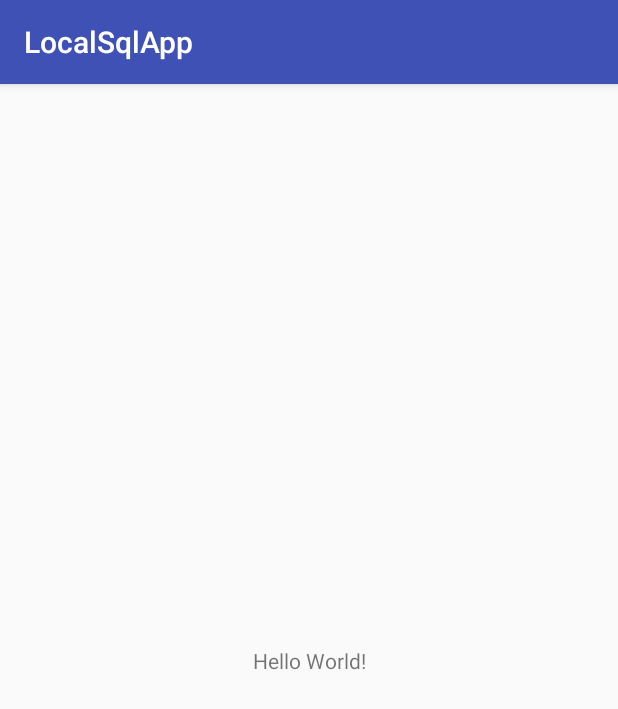
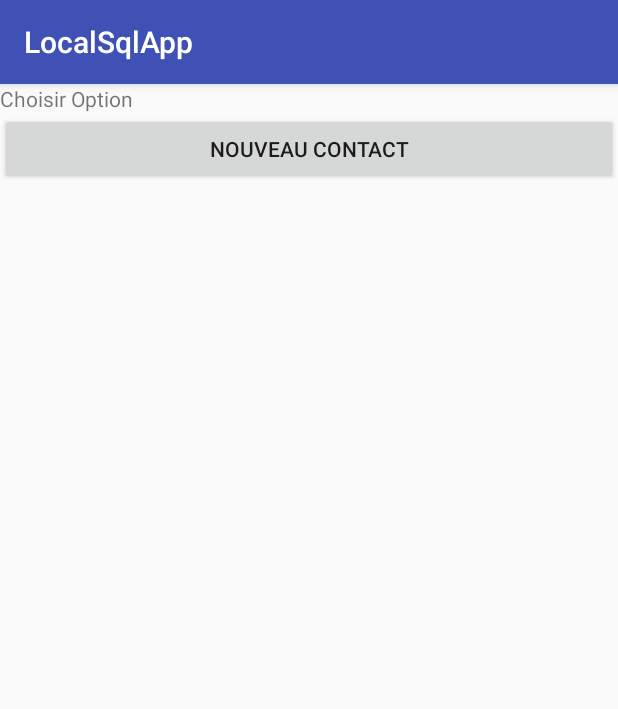
Before and after one commit to JeanMiduNord/android-local-sql, an Android app: the screen it shows after launch (MainActivity), on a phone screen of 412 x 824 dp. Shown: the top 709 px of the screen. Run offline under Robolectric (Android 15) with nearby library versions, the phone set to English and light mode, and no system bars.

Commit message:
Ajout activité AjoutContact

```diff
--- a/app/src/main/java/com/example/formation/localsqlapp/MainActivity.java
+++ b/app/src/main/java/com/example/formation/localsqlapp/MainActivity.java
@@ -1,7 +1,9 @@
 package com.example.formation.localsqlapp;
 
+import android.content.Intent;
 import android.support.v7.app.AppCompatActivity;
 import android.os.Bundle;
+import android.view.View;
 
 public class MainActivity extends AppCompatActivity {
 
@@ -10,4 +12,14 @@ public class MainActivity extends AppCompatActivity {
         super.onCreate(savedInstanceState);
         setContentView(R.layout.activity_main);
     }
+
+    /**
+     * Lancement de l'activité formulaore au click sur un bouton
+     * appelé par la classe MainActivity
+     * @param view
+     */
+    public void openAddContact(View view) {
+        Intent intention = new Intent(this, AjoutContact.class);
+        startActivity(intention);
+    }
 }
--- a/app/src/main/res/layout/activity_main.xml
+++ b/app/src/main/res/layout/activity_main.xml
@@ -1,18 +1,26 @@
 <?xml version="1.0" encoding="utf-8"?>
-<android.support.constraint.ConstraintLayout xmlns:android="http://schemas.android.com/apk/res/android"
+<LinearLayout xmlns:android="http://schemas.android.com/apk/res/android"
     xmlns:app="http://schemas.android.com/apk/res-auto"
     xmlns:tools="http://schemas.android.com/tools"
     android:layout_width="match_parent"
     android:layout_height="match_parent"
+    android:orientation="vertical"
     tools:context="com.example.formation.localsqlapp.MainActivity">
 
     <TextView
         android:layout_width="wrap_content"
         android:layout_height="wrap_content"
-        android:text="Hello World!"
+        android:text="Choisir Option"
         app:layout_constraintBottom_toBottomOf="parent"
         app:layout_constraintLeft_toLeftOf="parent"
         app:layout_constraintRight_toRightOf="parent"
         app:layout_constraintTop_toTopOf="parent" />
 
-</android.support.constraint.ConstraintLayout>
+    <Button
+        android:id="@+id/btnAddContact"
+        android:layout_width="match_parent"
+        android:layout_height="wrap_content"
+        android:text="Nouveau Contact"
+        android:onClick="openAddContact"/>
+
+</LinearLayout>
```
